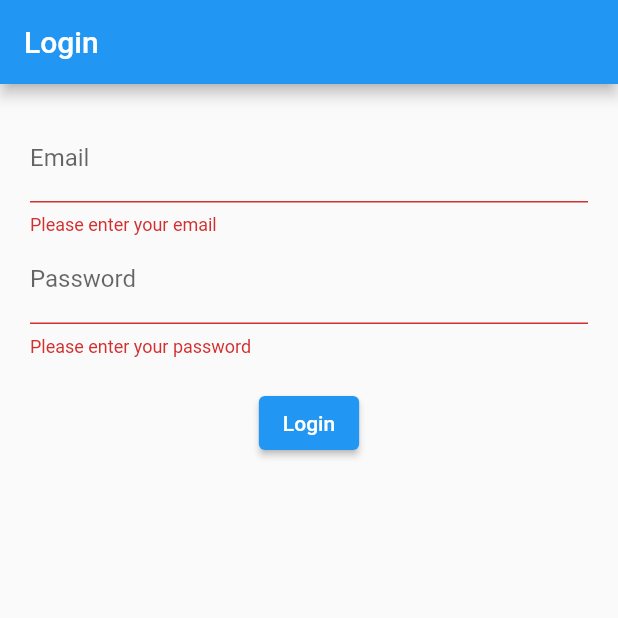
After one commit to galennolan/flutter_application_1, a Flutter app: the screen it shows after launch, after a tap on "Login", on a phone screen of 412 x 824 dp, the top half of it. The commit adds this screen. Run offline on Flutter 3.47's test engine with Material 2 defaults, Android fonts, the phone set to English and light mode, and no system bars; our stand-ins replace dio, shared_preferences; network calls fail.

Commit message:
untuk login pake rest-api laravel yg kita bikin

```diff
--- /dev/null
+++ b/lib/LoginScreen.dart
@@ -0,0 +1,155 @@
+import 'package:flutter/material.dart';
+import 'package:dio/dio.dart';
+import '/helpers/api_client.dart';
+import '/helpers/user.info.dart';
+
+class LoginScreen extends StatefulWidget {
+  @override
+  _LoginScreenState createState() => _LoginScreenState();
+}
+
+class _LoginScreenState extends State<LoginScreen> {
+  // GlobalKey untuk Form
+  final _formKey = GlobalKey<FormState>();
+
+  // Controller untuk input email dan password
+  final _emailController = TextEditingController();
+  final _passwordController = TextEditingController();
+
+  // Loading state untuk menampilkan progress indicator
+  bool _loading = false;
+
+  @override
+  Widget build(BuildContext context) {
+    return Scaffold(
+      appBar: AppBar(
+        title: Text('Login'),
+      ),
+      body: Padding(
+        padding: const EdgeInsets.all(20.0),
+        child: Form(
+          key: _formKey, // Menghubungkan Form dengan GlobalKey
+          child: Column(
+            children: [
+              // Input field untuk email
+              TextFormField(
+                controller: _emailController,
+                decoration: InputDecoration(labelText: 'Email'),
+                validator: (value) {
+                  if (value == null || value.isEmpty) {
+                    return 'Please enter your email';
+                  }
+                  return null;
+                },
+              ),
+              // Input field untuk password
+              TextFormField(
+                controller: _passwordController,
+                decoration: InputDecoration(labelText: 'Password'),
+                obscureText: true,
+                validator: (value) {
+                  if (value == null || value.isEmpty) {
+                    return 'Please enter your password';
+                  }
+                  return null;
+                },
+              ),
+              SizedBox(height: 20),
+              // Menampilkan progress indicator atau tombol login
+              _loading
+                  ? CircularProgressIndicator()
+                  : ElevatedButton(
+                      onPressed: _login,
+                      child: Text('Login'),
+                    ),
+            ],
+          ),
+        ),
+      ),
+    );
+  }
+
+  // Fungsi untuk melakukan login
+  Future<void> _login() async {
+    // Validasi form
+    if (!_formKey.currentState!.validate()) {
+      return;
+    }
+
+    setState(() {
+      _loading = true; // Menampilkan progress indicator
+    });
+
+    final email = _emailController.text;
+    final password = _passwordController.text;
+
+    try {
+      // Mengirim permintaan POST ke API untuk login
+      final response = await ApiClient().post('login', {
+        'email': email,
+        'password': password,
+      });
+
+      setState(() {
+        _loading = false; // Menyembunyikan progress indicator
+      });
+
+      if (response.statusCode == 200) {
+        // Mengambil data dari respons API
+        final jsonData = response.data;
+        final token = jsonData['access_token'];
+        final username = jsonData['user']['name'];
+
+        // Menyimpan token dan username menggunakan SharedPreferences
+        await UserInfo().setToken(token);
+        await UserInfo().setUsername(username); // Jika diperlukan untuk UI
+
+        // Menampilkan pesan sukses
+        ScaffoldMessenger.of(context).showSnackBar(
+          SnackBar(
+            content: Text('Login successful'),
+            duration: Duration(seconds: 2),
+          ),
+        );
+
+        // Mengarahkan pengguna ke layar menu utama
+        Navigator.pushReplacement(
+          context,
+          MaterialPageRoute(builder: (context) => MainMenuScreen()),
+        );
+      } else {
+        // Menampilkan pesan kesalahan jika login gagal
+        ScaffoldMessenger.of(context).showSnackBar(
+          SnackBar(
+            content: Text('Invalid email or password'),
+          ),
+        );
+      }
+    } catch (e) {
+      print('Login error: $e'); // Menampilkan log kesalahan
+      setState(() {
+        _loading = false; // Menyembunyikan progress indicator
+      });
+      // Menampilkan pesan kesalahan jika terjadi kesalahan saat login
+      ScaffoldMessenger.of(context).showSnackBar(
+        SnackBar(
+          content: Text('An error occurred. Please try again.'),
+        ),
+      );
+    }
+  }
+}
+
+class MainMenuScreen extends StatelessWidget {
+  @override
+  Widget build(BuildContext context) {
+    return Scaffold(
+      appBar: AppBar(
+        title: Text('Main Menu'),
+      ),
+      body: Center(
+        child: Text('Welcome to the main menu!'),
+      ),
+    );
+  }
+}
--- a/lib/helpers/api_client.dart
+++ b/lib/helpers/api_client.dart
@@ -1,7 +1,7 @@
 import 'package:dio/dio.dart';
 
 final Dio dio = Dio(BaseOptions(
-  baseUrl: 'https://a44f-114-10-22-213.ngrok-free.app/api/',
+  baseUrl: 'https://e75a-114-10-150-202.ngrok-free.app/api/',
   connectTimeout: 5000,
   receiveTimeout: 3000,
 ));
--- a/lib/ui/pegawai/pegawai_form.dart
+++ b/lib/ui/pegawai/pegawai_form.dart
@@ -1,5 +1,5 @@
 import 'package:flutter/material.dart';
-import '../model/pegawai.dart';
+import '/model/pegawai.dart';
 import 'pegawai_detail.dart';
 
 class PegawaiForm extends StatefulWidget {
--- a/lib/ui/pegawai/pegawai_item.dart
+++ b/lib/ui/pegawai/pegawai_item.dart
@@ -1,5 +1,5 @@
 import 'package:flutter/material.dart';
-import '../model/pegawai.dart';
+import '/model/pegawai.dart';
 import 'pegawai_detail.dart';
 
 class PegawaiItem extends StatelessWidget {
--- a/lib/ui/pegawai/pegawai_page.dart
+++ b/lib/ui/pegawai/pegawai_page.dart
@@ -1,11 +1,11 @@
 import 'package:flutter/material.dart';
-import 'package:klinik_mobile_apps/model/poli.dart';
+import '/model/poli.dart';
 import '../../model/pegawai.dart';
 import '../../model/pasien.dart';
 import 'pegawai_detail.dart';
-import '../pasien/pasien_detail.dart';
+import '/pasien/pasien_detail.dart';
 import 'pegawai_item.dart';
-import '../pasien/pasien_item.dart';
+import '../../pasien/pasien_item.dart';
 import '../poli/poli_item.dart';
 import 'pegawai_form.dart';
 
```
Also changed, not shown: lib/LoginPage.dart (deleted, +0 -76 lines), lib/helpers/user.info.dart (+0 -11 lines), lib/main.dart (+184 -3 lines), 1 other file.
